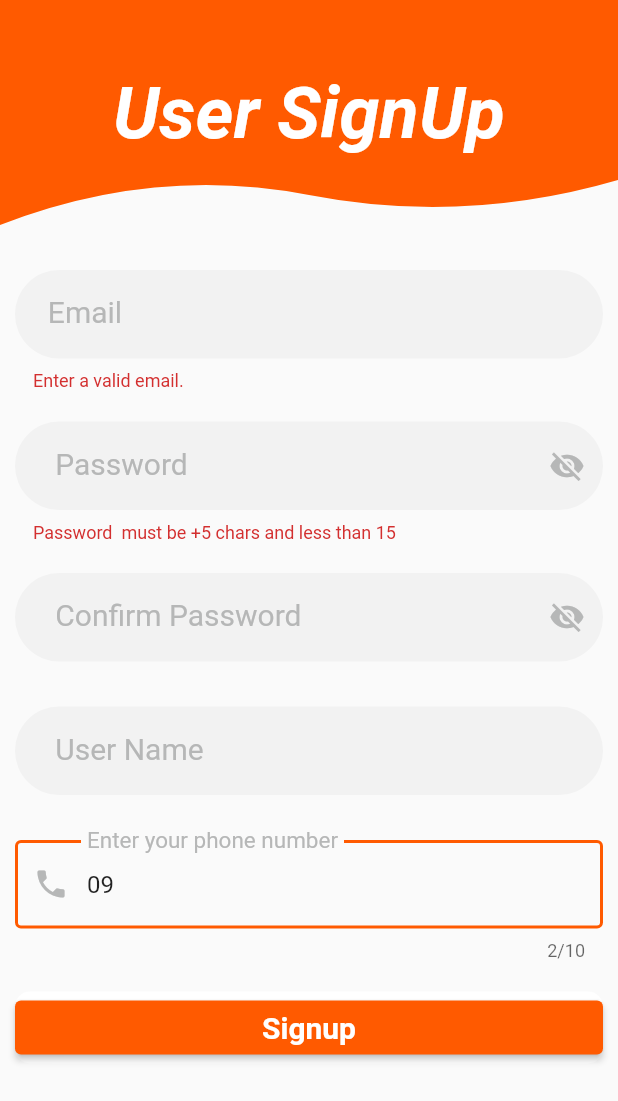
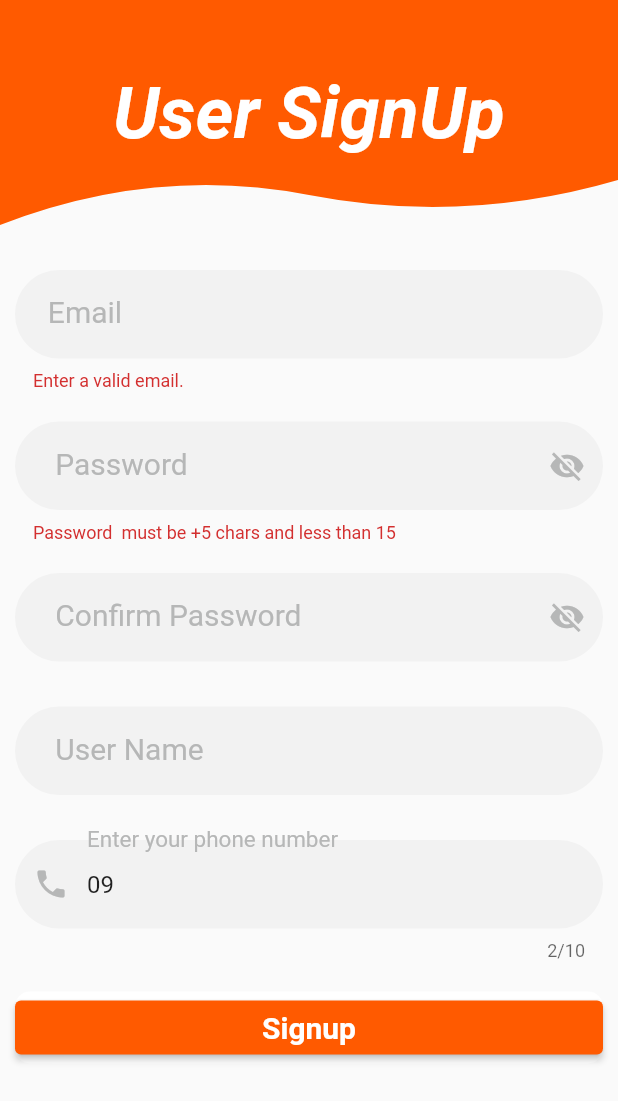
Before and after one commit to mirnaSafar/store_opedia, a Flutter app: the UserSignUp screen opened directly, after a tap on "Signup", on a phone screen of 412 x 824 dp. Shown: the top 1101 px of the screen. Run offline on Flutter 3.47's test engine with Material 2 defaults, Android fonts, the phone set to English and light mode, and no system bars; our stand-ins replace awesome_dialog, bloc, bot_toast, connectivity_plus, flutter_bloc, flutter_settings_screens and 8 more; accounts and stored records are empty.

Commit message:
8th commit

```diff
--- a/lib/data/repositories/auth_repository.dart
+++ b/lib/data/repositories/auth_repository.dart
@@ -63,7 +63,7 @@ class AuthRepository {
     } catch (e) {
       return null;
     }
-    if (response.statusCode == 201 || response.statusCode == 2002) {
+    if (response.statusCode == 201 || response.statusCode == 202) {
       Map<String, dynamic> parsedBody = jsonDecode(response.body);
 
       return parsedBody;
--- a/lib/logic/cubites/cubit/auth_cubit.dart
+++ b/lib/logic/cubites/cubit/auth_cubit.dart
@@ -63,14 +63,13 @@ class AuthCubit extends Cubit<AuthState> {
 
     Map<String, dynamic>? response =
         await repo.login(email: email, password: password);
-    if (response!["statusCode"] == 205 &&
-        response["message"] == "auth succeded") {
+    if (response!["message"] == "user auth succeded") {
       _expire = DateTime.parse(response["expire"] as String);
       autoLogout(_expire.difference(DateTime.now()).inSeconds);
 
       user = User.fromMap(response["user"]);
       emit(UserLoginedIn(user: user!));
-    } else if (response["message"] == "auth succeded") {
+    } else if (response["message"] == "owner auth succeded") {
       _expire = DateTime.parse(response["expire"] as String);
       autoLogout(_expire.difference(DateTime.now()).inSeconds);
       owner = Owner.fromMap(response["owner"]);
--- a/lib/logic/cubites/cubit/posts_cubit.dart
+++ b/lib/logic/cubites/cubit/posts_cubit.dart
@@ -18,7 +18,7 @@ class PostsCubit extends Cubit<PostsState> {
 
   Future getPosts() async {
 //Test the internet Cubit check tht connection
-
+    emit(FeatchingPostsProgress());
     BlocListener<InternetCubit, InternetState>(
       listener: (context, state) async {
         if (state is InternetConnected) {
@@ -43,7 +43,6 @@ class PostsCubit extends Cubit<PostsState> {
         }
       },
     );
-    emit(FeatchingPostsProgress());
   }
 
   Future getOldestPosts() async {
--- a/lib/presentation/pages/login_page.dart
+++ b/lib/presentation/pages/login_page.dart
@@ -45,8 +45,8 @@ class _LoginPageState extends State<LoginPage> with TickerProviderStateMixin {
   void _submitForm(BuildContext context) async {
     if (_formKey.currentState!.validate()) {
       _formKey.currentState!.save();
-      //   BlocProvider.of<AuthCubit>(context).login(_email, _password);
-      Navigator.pushReplacementNamed(context, '/control');
+      BlocProvider.of<AuthCubit>(context).login(_email, _password);
+      // Navigator.pushReplacementNamed(context, '/control');
     }
   }
 
@@ -182,7 +182,7 @@ class _LoginPageState extends State<LoginPage> with TickerProviderStateMixin {
                                           child:
                                               BlocBuilder<AuthCubit, AuthState>(
                                             builder: (context, state) {
-                                              if (state is UserAuthProgress) {
+                                              if (state is AuthProgress) {
                                                 return const Center(
                                                   child:
                                                       CircularProgressIndicator(),
--- a/lib/presentation/pages/user_sign_up.dart
+++ b/lib/presentation/pages/user_sign_up.dart
@@ -59,10 +59,10 @@ class _UserSignUpState extends State<UserSignUp> with TickerProviderStateMixin {
     if (_formKey.currentState!.validate()) {
       _formKey.currentState!.save();
 
-      /* BlocProvider.of<UserAuthCubit>(context)
-            .signin(_userName, _email, _password, _phoneNumber);
-      */
-      Navigator.pushNamed(context, '/control');
+      BlocProvider.of<AuthCubit>(context)
+          .userSignUp(_userName, _email, _password, _phoneNumber);
+
+      //Navigator.pushNamed(context, '/control');
     }
   }
 
--- a/lib/presentation/widgets/auth/phoneNumber_form_field.dart
+++ b/lib/presentation/widgets/auth/phoneNumber_form_field.dart
@@ -11,19 +11,19 @@ class CreatePhoneNumberFormField extends StatelessWidget {
     return TextFormField(
         maxLength: 10,
         initialValue: "09",
-        //controller: _phoneNumberController,
         keyboardType: TextInputType.phone,
         decoration: InputDecoration(
+          filled: true,
+          fillColor: const Color.fromRGBO(242, 242, 242, 1),
           labelText: 'Enter your phone number',
           labelStyle: TextStyle(fontSize: 20, color: AppColors.mainTextColor),
           prefixIcon: Icon(
             Icons.phone,
             color: AppColors.mainTextColor,
           ),
-          enabledBorder: OutlineInputBorder(
-            borderSide: BorderSide(
-                width: 2, color: Theme.of(context).colorScheme.primary),
-          ),
+          border: OutlineInputBorder(
+              borderRadius: BorderRadius.circular(30),
+              borderSide: BorderSide.none),
         ),
         validator: (String? value) {
           if (value!.isEmpty ||
```
Also changed, not shown: lib/presentation/pages/owner_signup.dart (+17 -34 lines).
